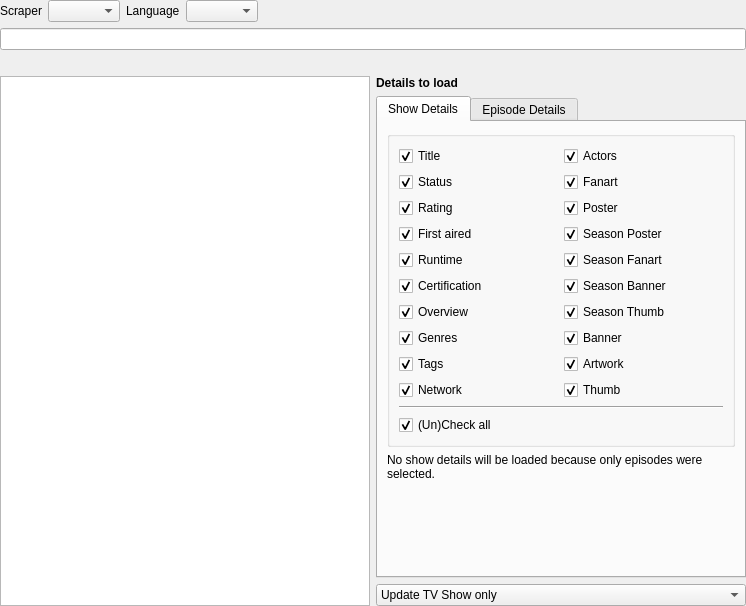
The window that src/ui/tv_show/TvShowSearchWidget.ui (Komet/MediaElch) describes before a commit, drawn with Qt 5.
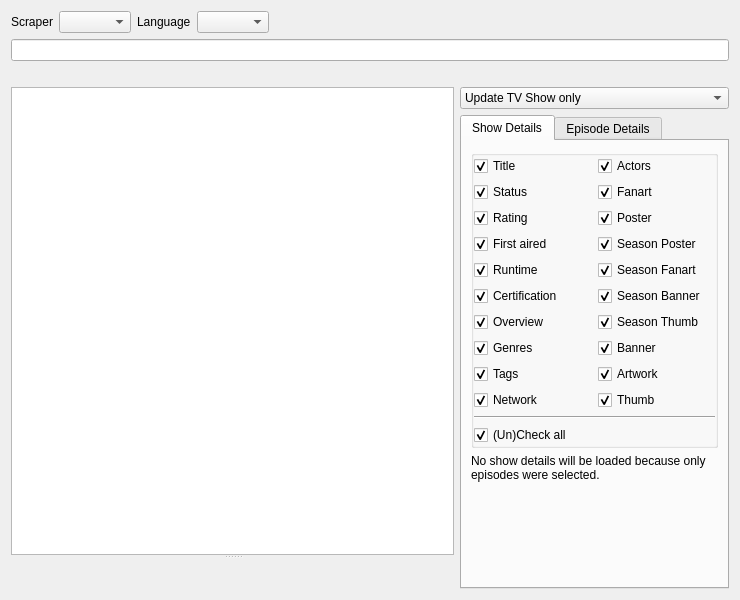
The same window after the commit. Custom widgets are drawn as their Qt base class.

Commit message:
feat(TvShow Search): Add preview of poster/overview to search dialog
This commit adds a preview widget to the TV show search widget.
This makes it easier to select the correct TV show, especially if
there are multiple results that are quite similar.

```diff
--- a/src/ui/tv_show/TvShowSearchWidget.ui
+++ b/src/ui/tv_show/TvShowSearchWidget.ui
@@ -6,23 +6,11 @@
    <rect>
     <x>0</x>
     <y>0</y>
-    <width>746</width>
-    <height>606</height>
+    <width>740</width>
+    <height>600</height>
    </rect>
   </property>
   <layout class="QVBoxLayout" name="verticalLayout">
-   <property name="leftMargin">
-    <number>0</number>
-   </property>
-   <property name="topMargin">
-    <number>0</number>
-   </property>
-   <property name="rightMargin">
-    <number>0</number>
-   </property>
-   <property name="bottomMargin">
-    <number>0</number>
-   </property>
    <item>
     <layout class="QHBoxLayout" name="hLayoutSearchConfig">
      <item>
@@ -92,9 +80,31 @@
     </layout>
    </item>
    <item>
-    <layout class="QHBoxLayout" name="horizontalLayout">
+    <layout class="QHBoxLayout" name="horizontalLayout" stretch="1,0">
      <item>
+      <widget class="QSplitter" name="splitter">
+       <property name="sizePolicy">
+        <sizepolicy hsizetype="Preferred" vsizetype="Expanding">
+         <horstretch>0</horstretch>
+         <verstretch>1</verstretch>
+        </sizepolicy>
+       </property>
+       <property name="orientation">
+        <enum>Qt::Vertical</enum>
+       </property>
+       <property name="opaqueResize">
+        <bool>false</bool>
+       </property>
+       <property name="childrenCollapsible">
+        <bool>false</bool>
+       </property>
       <widget class="QTableWidget" name="results">
+        <property name="sizePolicy">
+         <sizepolicy hsizetype="Expanding" vsizetype="Expanding">
+          <horstretch>0</horstretch>
+          <verstretch>1</verstretch>
+         </sizepolicy>
+        </property>
        <property name="editTriggers">
         <set>QAbstractItemView::NoEditTriggers</set>
        </property>
@@ -125,20 +135,38 @@
         </property>
        </column>
       </widget>
+       <widget class="TvShowScrapePreview" name="tvShowPreview" native="true"/>
+      </widget>
      </item>
      <item>
       <layout class="QVBoxLayout" name="vLayout_Details">
        <item>
-        <widget class="QLabel" name="label_2">
-         <property name="font">
-          <font>
-           <weight>75</weight>
-           <bold>true</bold>
-          </font>
-         </property>
+        <widget class="QComboBox" name="comboUpdate">
+         <item>
+          <property name="text">
+           <string>Update TV Show only</string>
+          </property>
+         </item>
+         <item>
          <property name="text">
-          <string>Details to load</string>
-         </property>
+           <string>Update TV Show and new Episodes</string>
+          </property>
+         </item>
+         <item>
+          <property name="text">
+           <string>Update TV Show and all Episodes</string>
+          </property>
+         </item>
+         <item>
+          <property name="text">
+           <string>Update new Episodes</string>
+          </property>
+         </item>
+         <item>
+          <property name="text">
+           <string>Update all episodes</string>
+          </property>
+         </item>
         </widget>
        </item>
        <item>
@@ -159,7 +187,19 @@
              <property name="flat">
               <bool>true</bool>
              </property>
-             <layout class="QVBoxLayout" name="verticalLayout_4">
+             <layout class="QVBoxLayout" name="vboxShowDetails">
+              <property name="leftMargin">
+               <number>0</number>
+              </property>
+              <property name="topMargin">
+               <number>0</number>
+              </property>
+              <property name="rightMargin">
+               <number>0</number>
+              </property>
+              <property name="bottomMargin">
+               <number>0</number>
+              </property>
               <item>
                <layout class="QHBoxLayout" name="verticalLayout_41">
                 <item>
@@ -666,35 +706,6 @@
          </widget>
         </widget>
        </item>
-       <item>
-        <widget class="QComboBox" name="comboUpdate">
-         <item>
-          <property name="text">
-           <string>Update TV Show only</string>
-          </property>
-         </item>
-         <item>
-          <property name="text">
-           <string>Update TV Show and new Episodes</string>
-          </property>
-         </item>
-         <item>
-          <property name="text">
-           <string>Update TV Show and all Episodes</string>
-          </property>
-         </item>
-         <item>
-          <property name="text">
-           <string>Update new Episodes</string>
-          </property>
-         </item>
-         <item>
-          <property name="text">
-           <string>Update all episodes</string>
-          </property>
-         </item>
-        </widget>
-       </item>
       </layout>
      </item>
     </layout>
@@ -702,6 +713,11 @@
   </layout>
  </widget>
  <customwidgets>
+  <customwidget>
+   <class>LanguageCombo</class>
+   <extends>QComboBox</extends>
+   <header>ui/small_widgets/LanguageCombo.h</header>
+  </customwidget>
   <customwidget>
    <class>MyCheckBox</class>
    <extends>QCheckBox</extends>
@@ -713,9 +729,10 @@
    <header>ui/small_widgets/MyLineEdit.h</header>
   </customwidget>
   <customwidget>
-   <class>LanguageCombo</class>
-   <extends>QComboBox</extends>
-   <header location="global">ui/small_widgets/LanguageCombo.h</header>
+   <class>TvShowScrapePreview</class>
+   <extends>QWidget</extends>
+   <header>ui/tv_show/search_dialog/TvShowScrapePreview.h</header>
+   <container>1</container>
   </customwidget>
  </customwidgets>
  <resources/>
```
Left out of the diff: 18 changed lines with no effect on the pictures. Lines whose indentation alone changed are shown as unchanged. The commit also changes 12 other files.
